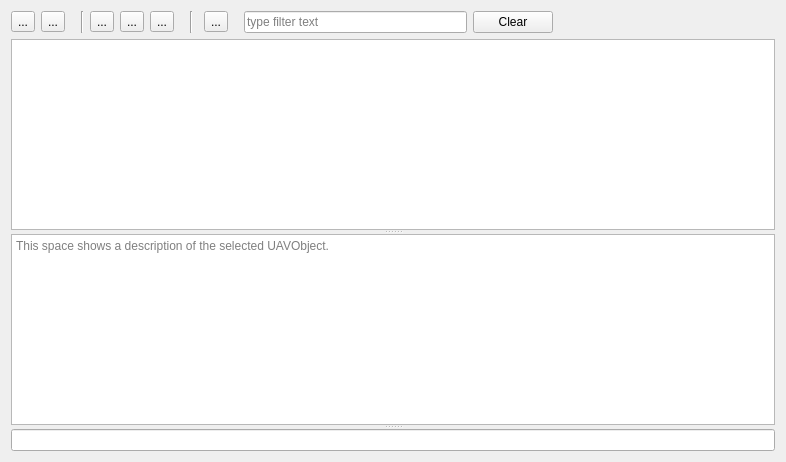
librepilot/LibrePilot, file ground/gcs/src/plugins/uavobjectbrowser/uavobjectbrowser.ui: the form before one commit.
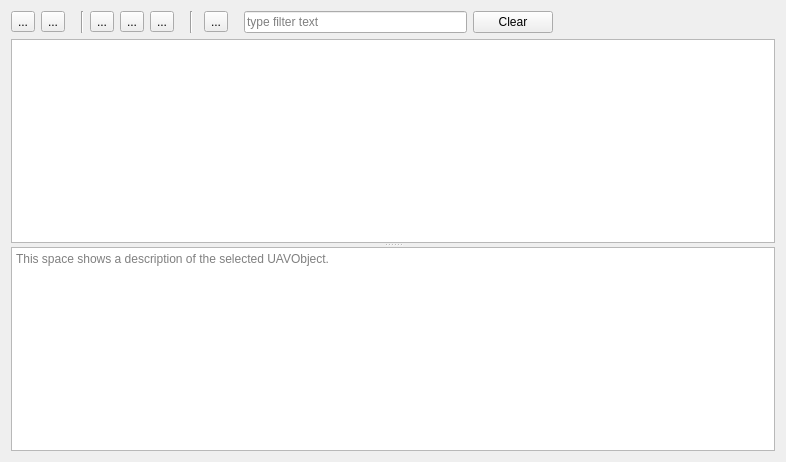
The form after the commit. Icons and pictures are not drawn.

Commit message: LP-460 remove spurious line edit at bottom of UAVObjectBrowser

```diff
--- a/ground/gcs/src/plugins/uavobjectbrowser/uavobjectbrowser.ui
+++ b/ground/gcs/src/plugins/uavobjectbrowser/uavobjectbrowser.ui
@@ -307,7 +307,6 @@
           <string>This space shows a description of the selected UAVObject.</string>
          </property>
         </widget>
-        <widget class="QLineEdit" name="lineEdit"/>
        </widget>
       </item>
      </layout>
```
